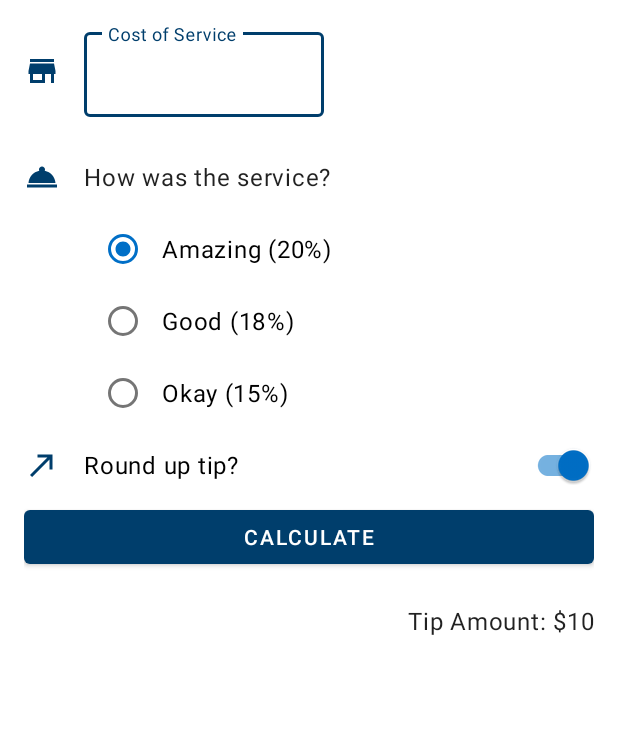
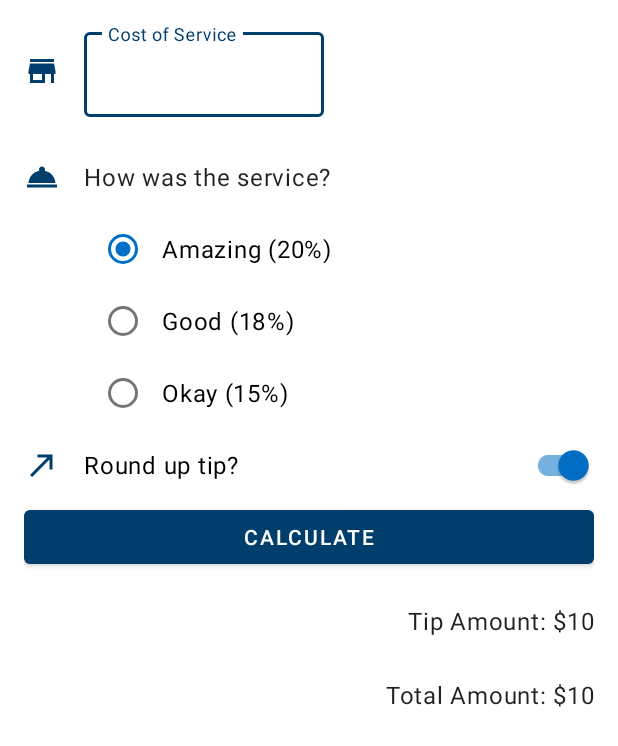
Before and after one commit to rohanag03/Tip-Calculator-APP, an Android app: the layout activity_main.xml on its own in the app's theme, with its tools: preview values and no code run, on a phone screen of 412 x 824 dp. Shown: the top 746 px of the screen. Run offline under Robolectric (Android 15) with nearby library versions, the phone set to English and light mode, and no system bars.

Commit message:
Added total amount display

```diff
--- a/app/build.gradle
+++ b/app/build.gradle
@@ -5,7 +5,7 @@ plugins {
 
 android {
     namespace 'com.example.tiptime'
-    compileSdk 33
+    compileSdk 34
     buildFeatures {
         viewBinding = true
         dataBinding = true
@@ -43,6 +43,7 @@ dependencies {
     implementation 'androidx.appcompat:appcompat:1.6.1'
     implementation 'com.google.android.material:material:1.8.0'
     implementation 'androidx.constraintlayout:constraintlayout:2.1.4'
+    implementation 'androidx.core:core-ktx:+'
     testImplementation 'junit:junit:4.13.2'
     androidTestImplementation 'androidx.test.ext:junit:1.1.5'
     androidTestImplementation 'androidx.test.espresso:espresso-core:3.5.1'
--- a/app/src/main/java/com/example/tiptime/MainActivity.kt
+++ b/app/src/main/java/com/example/tiptime/MainActivity.kt
@@ -25,6 +25,7 @@ class MainActivity : AppCompatActivity(){
         val cost = stringInTextField.toDoubleOrNull()
         if (cost == null){
             binding.tipResult.text = ""
+            binding.totalAmount.text = ""
             return
         }
         val tipPercentage = when (binding.tipOptions.checkedRadioButtonId) {
@@ -38,7 +39,12 @@ class MainActivity : AppCompatActivity(){
         }
         val formattedTip = NumberFormat.getCurrencyInstance().format(tip)
         binding.tipResult.text = getString(R.string.tip_amount, formattedTip )
+
+        var amount = tip + cost
+        val totalAmount = NumberFormat.getCurrencyInstance().format(amount)
+        binding.totalAmount.text = getString(R.string.total_amount, totalAmount)
     }
+
     private fun handleKeyEvent(view: View, keyCode: Int): Boolean {
         if (keyCode == KeyEvent.KEYCODE_ENTER) {
             // Hide the keyboard
--- a/app/src/main/res/layout/activity_main.xml
+++ b/app/src/main/res/layout/activity_main.xml
@@ -5,9 +5,7 @@
     xmlns:tools="http://schemas.android.com/tools"
     android:layout_height="match_parent"
     android:layout_width="match_parent">
-    <androidx.constraintlayout.widget.ConstraintLayout xmlns:android="http://schemas.android.com/apk/res/android"
-        xmlns:app="http://schemas.android.com/apk/res-auto"
-        xmlns:tools="http://schemas.android.com/tools"
+    <androidx.constraintlayout.widget.ConstraintLayout
         android:layout_width="match_parent"
         android:layout_height="match_parent"
         android:padding="16dp"
@@ -125,5 +123,16 @@
             android:layout_marginTop="8dp"
             app:layout_constraintEnd_toEndOf="parent"
             app:layout_constraintTop_toBottomOf="@id/calculate_button" />
+
+        <TextView
+            android:id="@+id/total_amount"
+            style="@style/Widget.TipTime.TextView"
+            android:layout_width="wrap_content"
+            android:layout_height="wrap_content"
+            android:layout_marginTop="1dp"
+            app:layout_constraintEnd_toEndOf="parent"
+            app:layout_constraintTop_toBottomOf="@id/tip_result"
+            tools:text="Total Amount: $10" />
+
     </androidx.constraintlayout.widget.ConstraintLayout>
 </ScrollView>
--- a/app/src/main/res/values/strings.xml
+++ b/app/src/main/res/values/strings.xml
@@ -8,4 +8,5 @@
     <string name="round_up_tip">Round up tip?</string>
     <string name="calculate">Calculate</string>
     <string name="tip_amount">Tip Amount: %s</string>
+    <string name="total_amount">Total Amount: %s</string>
 </resources>
--- a/build.gradle
+++ b/build.gradle
@@ -2,5 +2,5 @@
 plugins {
     id 'com.android.application' version '7.4.2' apply false
     id 'com.android.library' version '7.4.2' apply false
-    id 'org.jetbrains.kotlin.android' version '1.8.0' apply false
+    id 'org.jetbrains.kotlin.android' version '1.9.0-RC' apply false
 }
```
Also changed, not shown: 1 other file.
